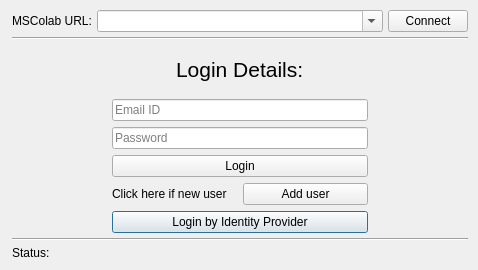
Before: the Qt Designer form mslib/msui/ui/ui_mscolab_connect_dialog.ui in Open-MSS/MSS, drawn with Qt 5.
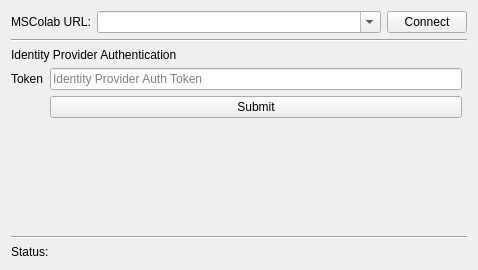
After: the same form once the commit is applied.

Commit message: Configure mscolab for sso (#1818)

The edit to the form file:
```diff
--- a/mslib/msui/ui/ui_mscolab_connect_dialog.ui
+++ b/mslib/msui/ui/ui_mscolab_connect_dialog.ui
@@ -13,23 +13,8 @@
   <property name="windowTitle">
    <string>Connect to MSColab</string>
   </property>
-  <layout class="QVBoxLayout" name="verticalLayout">
-   <property name="spacing">
-    <number>5</number>
-   </property>
-   <property name="leftMargin">
-    <number>12</number>
-   </property>
-   <property name="topMargin">
-    <number>10</number>
-   </property>
-   <property name="rightMargin">
-    <number>10</number>
-   </property>
-   <property name="bottomMargin">
-    <number>10</number>
-   </property>
-   <item>
+  <layout class="QGridLayout" name="gridLayout_4">
+   <item row="0" column="0">
     <layout class="QHBoxLayout" name="horizontalLayout_2" stretch="0,1,0">
      <item>
       <widget class="QLabel" name="urlLabel">
@@ -63,17 +48,17 @@
      </item>
     </layout>
    </item>
-   <item>
+   <item row="1" column="0">
     <widget class="Line" name="line">
      <property name="orientation">
       <enum>Qt::Horizontal</enum>
      </property>
     </widget>
    </item>
-   <item>
+   <item row="2" column="0">
     <widget class="QStackedWidget" name="stackedWidget">
      <property name="currentIndex">
-      <number>0</number>
+      <number>3</number>
      </property>
      <widget class="QWidget" name="loginPage">
       <layout class="QGridLayout" name="gridLayout_3">
@@ -335,16 +320,101 @@
        </item>
       </layout>
      </widget>
+     <widget class="QWidget" name="idpAuthPage">
+      <property name="enabled">
+       <bool>true</bool>
+      </property>
+      <widget class="QWidget" name="layoutWidget">
+       <property name="geometry">
+        <rect>
+         <x>0</x>
+         <y>20</y>
+         <width>451</width>
+         <height>141</height>
+        </rect>
+       </property>
+       <layout class="QGridLayout" name="idpAuthGridLayout">
+        <property name="sizeConstraint">
+         <enum>QLayout::SetDefaultConstraint</enum>
+        </property>
+        <item row="0" column="0">
+         <widget class="QLabel" name="idpAuthTokenLabel">
+          <property name="text">
+           <string>Token</string>
+          </property>
+         </widget>
+        </item>
+        <item row="0" column="1">
+         <widget class="QLineEdit" name="idpAuthPasswordLe">
+          <property name="text">
+           <string/>
+          </property>
+          <property name="echoMode">
+           <enum>QLineEdit::Normal</enum>
+          </property>
+          <property name="placeholderText">
+           <string>Identity Provider Auth Token</string>
+          </property>
+         </widget>
+        </item>
+        <item row="1" column="1">
+         <widget class="QPushButton" name="idpAuthTokenSubmitBtn">
+          <property name="text">
+           <string>Submit</string>
+          </property>
+         </widget>
+        </item>
+        <item row="3" column="0" colspan="2">
+         <spacer name="IdpAuthVerticalSpacer">
+          <property name="orientation">
+           <enum>Qt::Vertical</enum>
+          </property>
+          <property name="sizeHint" stdset="0">
+           <size>
+            <width>20</width>
+            <height>40</height>
+           </size>
+          </property>
+         </spacer>
+        </item>
+       </layout>
+      </widget>
+      <widget class="QLabel" name="idpAuthTopicLabel">
+       <property name="enabled">
+        <bool>true</bool>
+       </property>
+       <property name="geometry">
+        <rect>
+         <x>0</x>
+         <y>0</y>
+         <width>456</width>
+         <height>15</height>
+        </rect>
+       </property>
+       <property name="sizePolicy">
+        <sizepolicy hsizetype="Preferred" vsizetype="Minimum">
+         <horstretch>0</horstretch>
+         <verstretch>0</verstretch>
+        </sizepolicy>
+       </property>
+       <property name="text">
+        <string>Identity Provider Authentication</string>
+       </property>
+       <property name="alignment">
+        <set>Qt::AlignLeading|Qt::AlignLeft|Qt::AlignTop</set>
+       </property>
+      </widget>
+     </widget>
     </widget>
    </item>
-   <item>
+   <item row="3" column="0">
     <widget class="Line" name="line_2">
      <property name="orientation">
       <enum>Qt::Horizontal</enum>
      </property>
     </widget>
    </item>
-   <item>
+   <item row="4" column="0">
     <layout class="QHBoxLayout" name="statusHL" stretch="1">
      <property name="topMargin">
       <number>0</number>
```
The commit also changes 24 other files.
